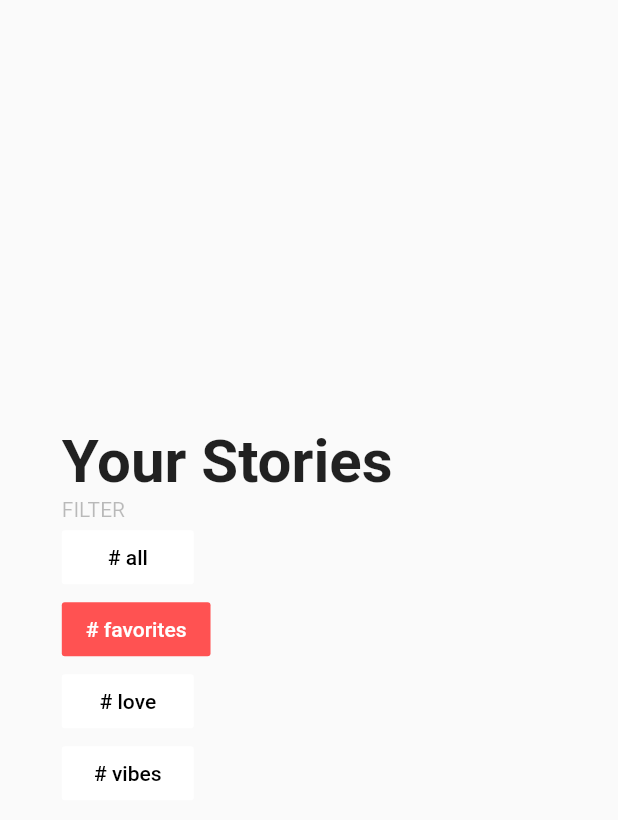
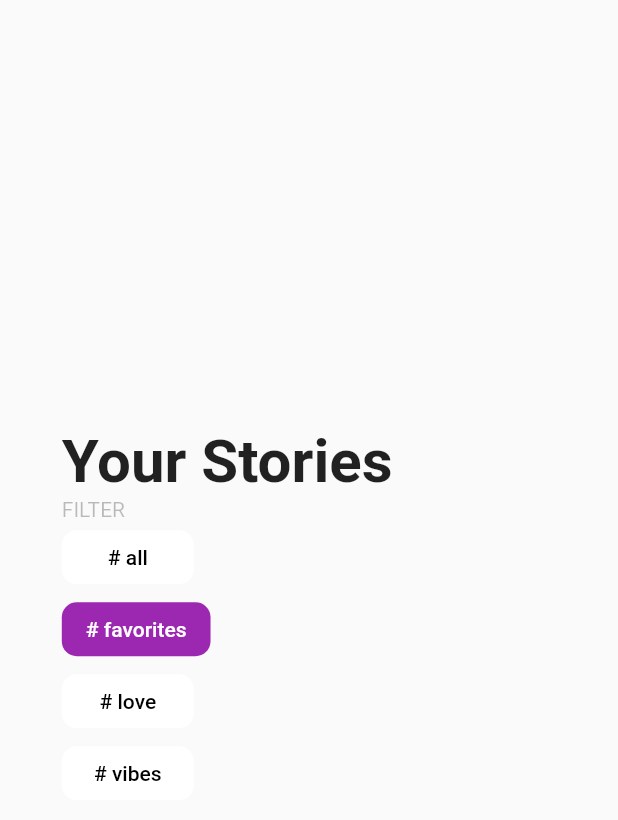
Before and after one commit to AlI230/Picture, a Flutter app: the screen it shows after launch, on a phone screen of 412 x 824 dp. Shown: the top 820 px of the screen. Run offline on Flutter 3.47's test engine with Material 2 defaults, Android fonts, the phone set to English and light mode, and no system bars; our stand-ins replace cloud_firestore; accounts and stored records are empty.

Commit message:
button changes

```diff
--- a/lib/main.dart
+++ b/lib/main.dart
@@ -140,8 +140,14 @@ class FirestoreSlideshowState extends State<FirestoreSlideshow> {
   }
 
   _buildButton(tag) {
-    Color color = tag == activeTag ? Colors.redAccent: Colors.white;
-    return FlatButton(color: color, child: Text('# $tag', style: TextStyle(color: tag == activeTag ? Colors.white : Colors.black),), onPressed: () => _queryDb(tag: tag));
+    Color color = tag == activeTag ? Colors.purple : Colors.white;
+    return FlatButton(
+      shape: RoundedRectangleBorder(
+        borderRadius: BorderRadius.all(Radius.circular(10))
+      ),
+      color: color,
+      child: Text('# $tag', style: TextStyle(color: tag == activeTag ? Colors.white : Colors.black),),
+      onPressed: () => _queryDb(tag: tag));
   }
 
 }
```
Also changed, not shown: 2 other files.
